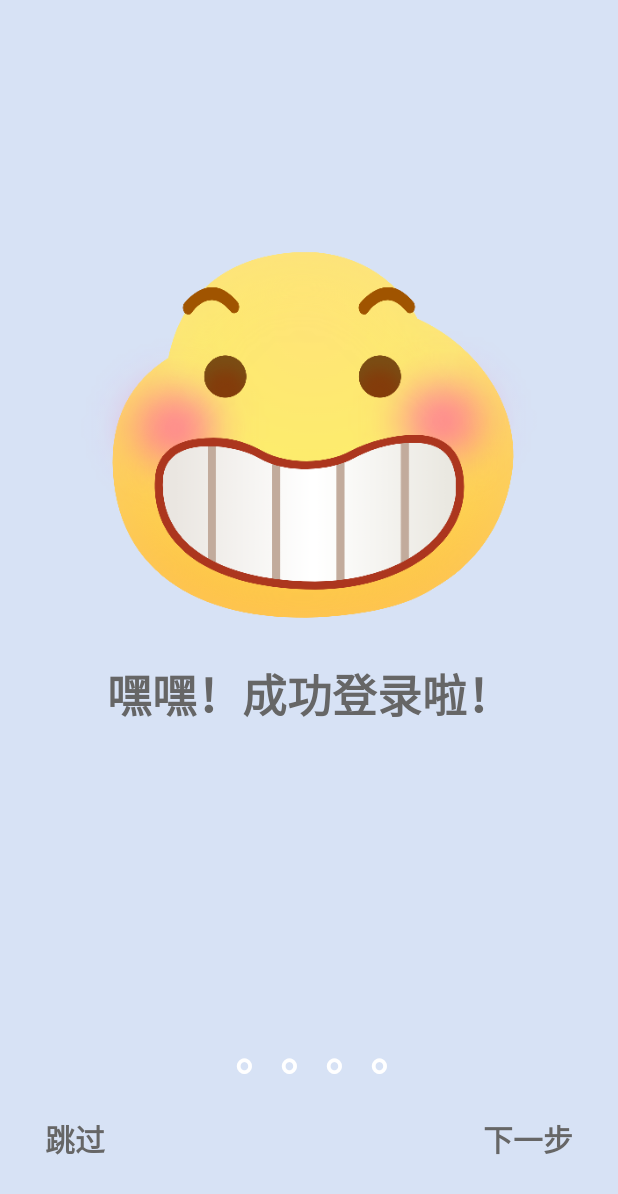
After one commit to 111Jessica111/My_Application, an Android app: the PageViewActivity screen opened directly, with no data from a screen before it, on a phone screen of 412 x 824 dp. The commit adds this screen. Shown: the top 1194 px of the screen. Run offline under Robolectric (Android 15) with nearby library versions, the phone set to English and light mode, and no system bars.

Commit message:
引导页

```diff
--- a/app/src/main/AndroidManifest.xml
+++ b/app/src/main/AndroidManifest.xml
@@ -14,7 +14,7 @@
         android:windowSoftInputMode="adjustPan"
         tools:targetApi="31">
         <activity
-            android:name=".ShopDetailActivity"
+            android:name=".PageViewActivity"
             android:exported="false" />
         <activity
             android:name=".DetailActivity"
--- a/app/src/main/java/com/example/myapplication/LoginActivity.java
+++ b/app/src/main/java/com/example/myapplication/LoginActivity.java
@@ -63,7 +63,7 @@ public class LoginActivity extends AppCompatActivity {
                             //保存登录信息
                             Userinfo.setUserinfo(login);
                             //跳转
-                            Intent intent = new Intent(LoginActivity.this, MainActivity.class);
+                            Intent intent = new Intent(LoginActivity.this, PageViewActivity.class);
                             startActivity(intent);
                         }else {
                             Toast.makeText(LoginActivity.this,"用户名或密码错误",Toast.LENGTH_SHORT).show();
--- /dev/null
+++ b/app/src/main/java/com/example/myapplication/PageViewActivity.java
@@ -0,0 +1,60 @@
+package com.example.myapplication;
+
+import android.content.Intent;
+import android.os.Bundle;
+import android.view.View;
+import android.widget.TextView;
+
+import androidx.activity.EdgeToEdge;
+import androidx.appcompat.app.AppCompatActivity;
+import androidx.core.graphics.Insets;
+import androidx.core.view.ViewCompat;
+import androidx.core.view.WindowInsetsCompat;
+import androidx.viewpager.widget.ViewPager;
+
+import com.example.myapplication.adapter.ViewPageAdapter;
+
+public class PageViewActivity extends AppCompatActivity {
+
+    private ViewPager viewPager;
+    private ViewPageAdapter viewPageAdapter;
+    private TextView skip;
+    private TextView next;
+
+    @Override
+    protected void onCreate(Bundle savedInstanceState) {
+        super.onCreate(savedInstanceState);
+        EdgeToEdge.enable(this);
+        setContentView(R.layout.activity_page_view);
+
+        viewPager = findViewById(R.id.viewPager);
+        skip = findViewById(R.id.skip);
+        next = findViewById(R.id.next);
+
+        viewPageAdapter = new ViewPageAdapter();
+        viewPager.setAdapter(viewPageAdapter);
+
+        skip.setOnClickListener(new View.OnClickListener() {
+            @Override
+            public void onClick(View v) {
+                //跳转
+                Intent intent = new Intent(PageViewActivity.this,MainActivity.class);
+                startActivity(intent);
+            }
+        });
+        next.setOnClickListener(new View.OnClickListener() {
+            @Override
+            public void onClick(View v) {
+                int currentItem = viewPager.getCurrentItem();
+                if (currentItem == 3){
+                    Intent intent = new Intent(PageViewActivity.this,MainActivity.class);
+                    startActivity(intent);
+                }
+                if (currentItem < viewPager.getAdapter().getCount() - 1) {
+                    viewPager.setCurrentItem(currentItem + 1);
+                }
+
+            }
+        });
+    }
+}
--- /dev/null
+++ b/app/src/main/java/com/example/myapplication/adapter/ViewPageAdapter.java
@@ -0,0 +1,48 @@
+package com.example.myapplication.adapter;
+
+import android.view.LayoutInflater;
+import android.view.View;
+import android.view.ViewGroup;
+import android.widget.ImageView;
+import android.widget.TextView;
+
+import androidx.annotation.NonNull;
+import androidx.viewpager.widget.PagerAdapter;
+
+import com.example.myapplication.R;
+
+
+public class ViewPageAdapter extends PagerAdapter {
+    private int[] images = new int[]{R.mipmap.page_1,R.mipmap.page_2,R.mipmap.page_3,R.mipmap.page_4};
+    private int[] context = new int[]{R.string.page_1,R.string.page_2,R.string.page_3,R.string.page_4};
+
+    @Override
+    public int getCount() {
+        return 4;
+    }
+
+    @Override
+    public boolean isViewFromObject(@NonNull View view, @NonNull Object object) {
+        return view == object;
+    }
+
+    @NonNull
+    @Override
+    public Object instantiateItem(@NonNull ViewGroup container, int position) {
+        View page = LayoutInflater.from(container.getContext()).inflate(R.layout.page,null);
+        ImageView page_image = page.findViewById(R.id.page_imag);
+        TextView page_context = page.findViewById(R.id.page_context);
+
+        page_image.setImageResource(images[position]);
+        page_context.setText(container.getResources().getText(context[position]));
+
+        container.addView(page);
+
+        return page;
+    }
+
+    @Override
+    public void destroyItem(@NonNull ViewGroup container, int position, @NonNull Object object) {
+        container.removeView((View) object);
+    }
+}
--- /dev/null
+++ b/app/src/main/res/layout/activity_page_view.xml
@@ -0,0 +1,65 @@
+<?xml version="1.0" encoding="utf-8"?>
+<RelativeLayout xmlns:android="http://schemas.android.com/apk/res/android"
+    xmlns:app="http://schemas.android.com/apk/res-auto"
+    xmlns:tools="http://schemas.android.com/tools"
+    android:layout_width="match_parent"
+    android:layout_height="match_parent"
+    tools:context=".PageViewActivity"
+    android:background="@color/huster_1">
+
+    <androidx.viewpager.widget.ViewPager
+        android:id="@+id/viewPager"
+        android:layout_width="match_parent"
+        android:layout_height="match_parent"
+        android:layout_marginBottom="50dp"/>
+
+    <LinearLayout
+        android:id="@+id/dot"
+        android:layout_width="wrap_content"
+        android:layout_height="wrap_content"
+        android:orientation="horizontal"
+        android:layout_alignBottom="@+id/viewPager"
+        android:layout_centerHorizontal="true"
+        android:layout_marginBottom="50dp">
+
+        <TextView
+            android:layout_width="wrap_content"
+            android:layout_height="wrap_content"
+            android:text="   。。。。"
+            android:textStyle="bold"
+            android:textSize="30dp"
+            android:textColor="@color/white"/>
+
+    </LinearLayout>
+
+    <RelativeLayout
+        android:layout_width="match_parent"
+        android:layout_height="50dp"
+        android:layout_alignParentBottom="true"
+        android:layout_marginBottom="40dp"
+        android:gravity="center_vertical">
+
+        <TextView
+            android:id="@+id/skip"
+            android:layout_width="wrap_content"
+            android:layout_height="wrap_content"
+            android:text="@string/skip"
+            android:textColor="@color/grey"
+            android:layout_marginLeft="30dp"
+            android:textSize="20dp"
+            android:textStyle="bold"/>
+        <TextView
+            android:id="@+id/next"
+            android:layout_width="wrap_content"
+            android:layout_height="wrap_content"
+            android:text="@string/next"
+            android:textColor="@color/grey"
+            android:layout_alignParentRight="true"
+            android:layout_marginRight="30dp"
+            android:textSize="20dp"
+            android:textStyle="bold"/>
+
+
+    </RelativeLayout>
+
+</RelativeLayout>
--- /dev/null
+++ b/app/src/main/res/layout/page.xml
@@ -0,0 +1,22 @@
+<?xml version="1.0" encoding="utf-8"?>
+<androidx.appcompat.widget.LinearLayoutCompat xmlns:android="http://schemas.android.com/apk/res/android"
+    android:layout_width="match_parent"
+    android:layout_height="match_parent"
+    android:orientation="vertical">
+
+    <ImageView
+        android:id="@+id/page_imag"
+        android:layout_width="match_parent"
+        android:layout_height="300dp"
+        android:src="@mipmap/page_1"
+        android:layout_marginTop="140dp"/>
+    <TextView
+        android:id="@+id/page_context"
+        android:layout_width="match_parent"
+        android:layout_height="wrap_content"
+        android:text="@string/page_1"
+        android:textSize="30sp"
+        android:textStyle="bold"
+        android:textColor="@color/grey"
+        android:gravity="center"/>
+</androidx.appcompat.widget.LinearLayoutCompat>
--- a/app/src/main/res/values/strings.xml
+++ b/app/src/main/res/values/strings.xml
@@ -24,6 +24,13 @@
     <string name="sum">合计:</string>
     <string name="final_sum">结算</string>
 
+    <string name="page_1">嘿嘿！成功登录啦！</string>
+    <string name="page_2">开始你的探索吧！</string>
+    <string name="page_3">有什么不足尽管提出！</string>
+    <string name="page_4">快点击下一步，开始使用！</string>
+
+    <string name="skip">跳过</string>
+    <string name="next">下一步</string>
 
     <string name="book_0_title">书籍出售</string>
     <string name="book_0_money">5r/本</string>
```
Also changed, not shown: app/src/main/res/mipmap-xxhdpi/page_1.png (added), app/src/main/res/mipmap-xxhdpi/page_2.png (added), app/src/main/res/mipmap-xxhdpi/page_3.png (added), app/src/main/res/mipmap-xxhdpi/page_4.png (added).
